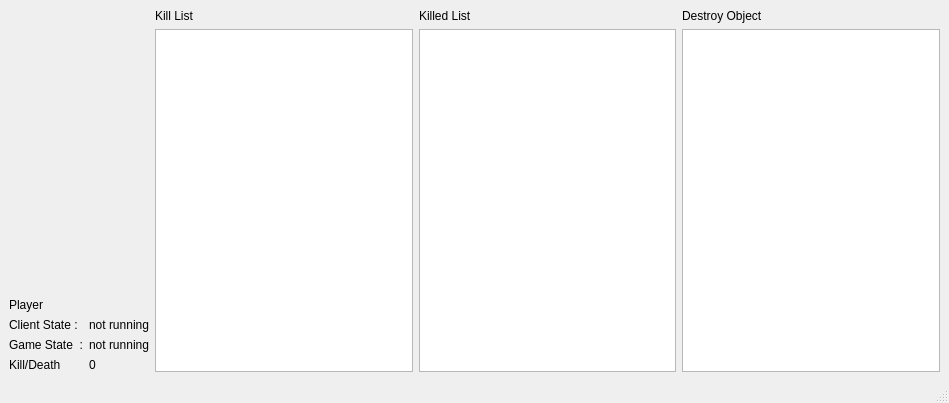
First picture: the form in mainwindow.ui, repository Ouvill/Zerokan-WT_Flight_Recorder, before the edit.
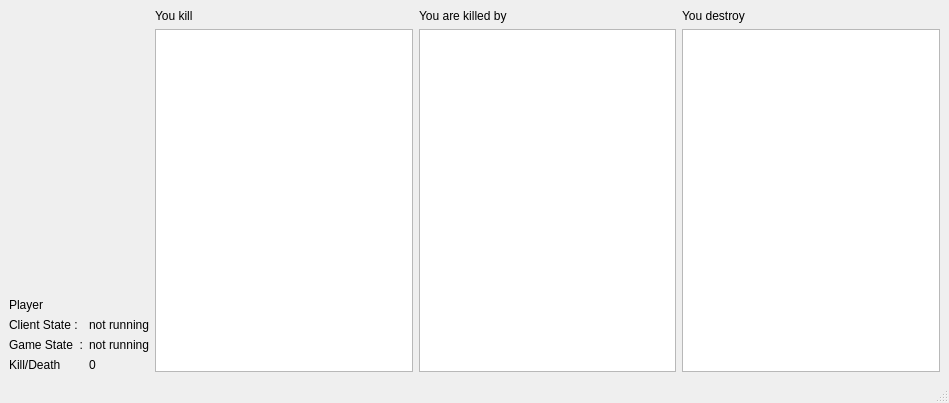
Second picture: the form after the edit.

Commit message: ユーザがキルした相手、ユーザをキルした相手をリストに表示するようにした

```diff
--- a/mainwindow.ui
+++ b/mainwindow.ui
@@ -22,7 +22,7 @@
         <item>
          <widget class="QLabel" name="label_4">
           <property name="text">
-           <string>Kill List</string>
+           <string>You kill</string>
           </property>
          </widget>
         </item>
@@ -36,7 +36,7 @@
         <item>
          <widget class="QLabel" name="label_5">
           <property name="text">
-           <string>Killed List</string>
+           <string>You are killed by</string>
           </property>
          </widget>
         </item>
@@ -50,7 +50,7 @@
         <item>
          <widget class="QLabel" name="label_9">
           <property name="text">
-           <string>Destroy Object</string>
+           <string>You destroy</string>
           </property>
          </widget>
         </item>
```
Left out of the diff: 4 changed lines with no effect on the pictures. The commit also changes 2 other files.
